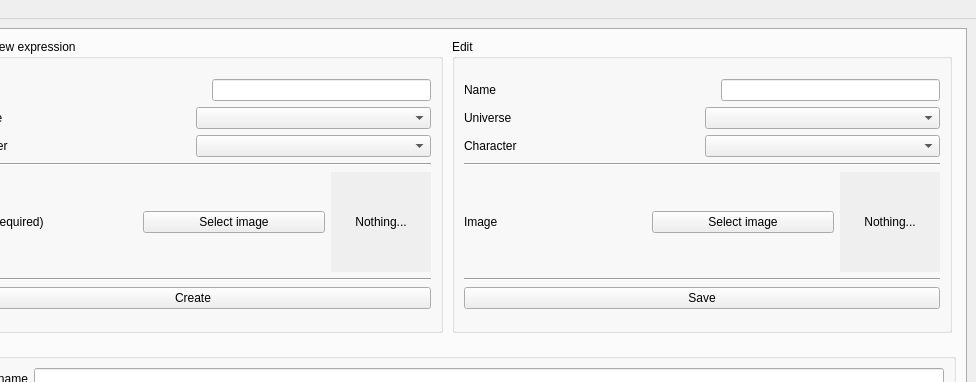
Above: ui/ui.ui from xMirkix/yet-another-textbox-generator before the change; both pictures show x 104 to 1080 and y 0 to 382 of the 1080 by 842 pixel window. Below: the same form after it.
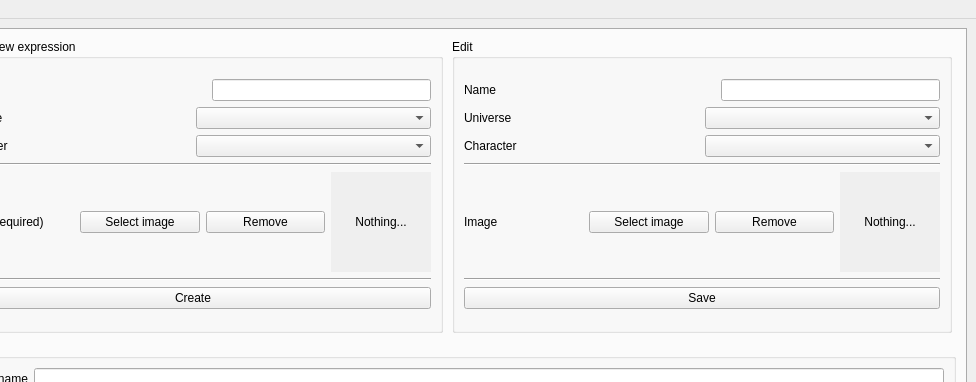
That is the form after the change. The open tabs and pages were chosen to show the change. Icons and pictures are not drawn.

Commit message: expression page works2

```diff
--- a/ui/ui.ui
+++ b/ui/ui.ui
@@ -2320,6 +2320,13 @@
                    </property>
                   </widget>
                  </item>
+                 <item>
+                  <widget class="QPushButton" name="expressions_create_image_remove_button">
+                   <property name="text">
+                    <string>Remove</string>
+                   </property>
+                  </widget>
+                 </item>
                  <item>
                   <widget class="QLabel" name="expressions_create_image_preview">
                    <property name="sizePolicy">
@@ -2476,6 +2483,13 @@
                    </property>
                   </widget>
                  </item>
+                 <item>
+                  <widget class="QPushButton" name="expressions_edit_image_remove_button">
+                   <property name="text">
+                    <string>Remove</string>
+                   </property>
+                  </widget>
+                 </item>
                  <item>
                   <widget class="QLabel" name="expressions_edit_image_preview">
                    <property name="sizePolicy">
```
The commit also changes 1 other file.
